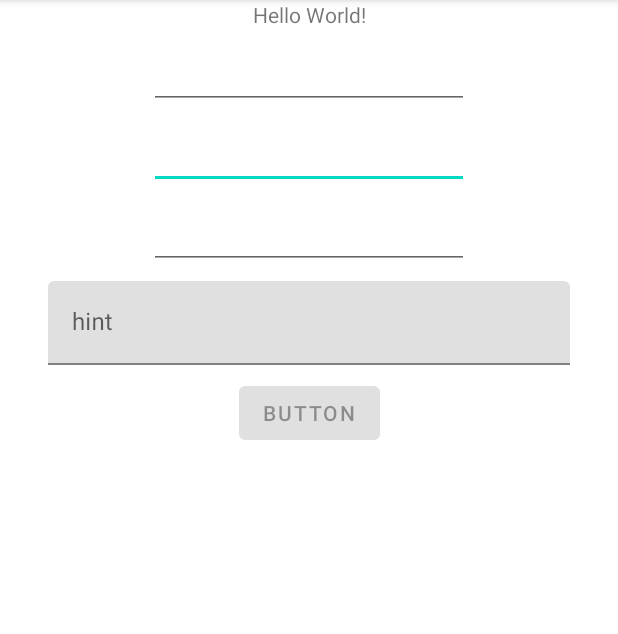
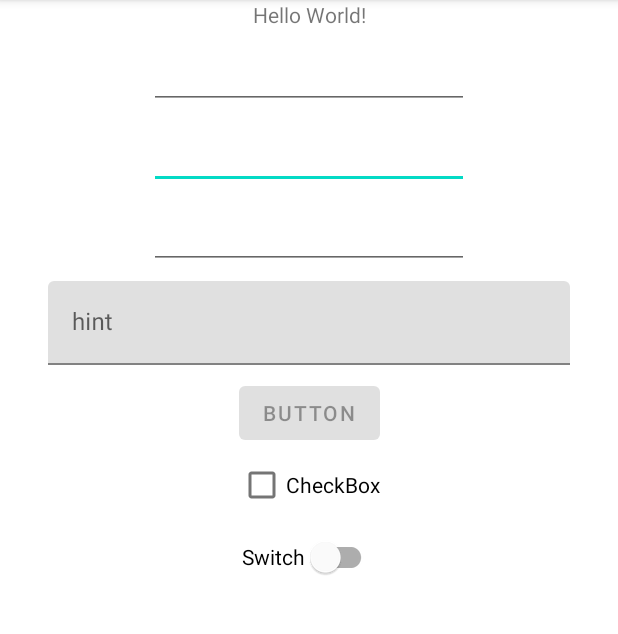
Before and after one commit to yamin8000/A_Glitch_in_the_Data, an Android app: the screen it shows after launch (MainActivity), on a phone screen of 412 x 824 dp, the part 84-718 px from its top. Run offline under Robolectric (Android 15) with nearby library versions, the phone set to English and light mode, and no system bars; libraries missing offline, so code that uses them is left out: com.orhanobut.logger; 1 statement that could not run was skipped.

```diff
--- a/A_Glitch_in_the_Data/build.gradle
+++ b/A_Glitch_in_the_Data/build.gradle
@@ -5,7 +5,7 @@ plugins {
 
 android {
     compileSdkVersion 30
-    buildToolsVersion "30.0.2"
+    buildToolsVersion "30.0.3"
 
     defaultConfig {
         minSdkVersion 16
--- a/A_Glitch_in_the_Data/src/main/java/ir/yamin/glitch/Main.kt
+++ b/A_Glitch_in_the_Data/src/main/java/ir/yamin/glitch/Main.kt
@@ -4,7 +4,7 @@ import ir.yamin.glitch.rules.Rules
 import ir.yamin.glitch.validator.StringValidator
 
 fun main() {
-    val yeah = StringValidator().addWithRule("111", Rules.Digit()).addWithRule("a1aa", Rules.Decimal())
-    println(yeah.isValid())
-    println(yeah.giveMeMyStringValidity())
+    val stringValidator = StringValidator().addWithRule("111", Rules.Digit())
+        .addWithRule("a1aa", Rules.Decimal())
+    println(stringValidator.isValid())
 }
--- a/A_Glitch_in_the_Data/src/main/java/ir/yamin/glitch/form/FormElement.kt
+++ b/A_Glitch_in_the_Data/src/main/java/ir/yamin/glitch/form/FormElement.kt
@@ -5,8 +5,8 @@ import com.google.android.material.textfield.TextInputEditText
 import com.google.android.material.textfield.TextInputLayout
 
 /**
- * a Form element is consist of input field
- * which can be EditText, TextInputEditText, TextInputLayout
+ * a Form element is consist of element itself
+ * which can be EditText, TextInputEditText, TextInputLayout, CheckBox , SwitchCompat, ...
  * and element validity
  */
 class FormElement {
--- a/app/build.gradle
+++ b/app/build.gradle
@@ -5,7 +5,7 @@ plugins {
 
 android {
     compileSdkVersion 30
-    buildToolsVersion "30.0.2"
+    buildToolsVersion "30.0.3"
 
     defaultConfig {
         applicationId "ir.yamin.formvalidatortest"
@@ -46,4 +46,5 @@ dependencies {
     implementation 'androidx.constraintlayout:constraintlayout:2.0.4'
     implementation project(path: ':A_Glitch_in_the_Data')
     implementation 'com.orhanobut:logger:2.2.0'
+    //implementation 'com.github.yamin8000:A_Glitch_in_the_Data:0.0.2'
 }
--- a/app/src/main/java/ir/yamin/formvalidatortest/MainActivity.kt
+++ b/app/src/main/java/ir/yamin/formvalidatortest/MainActivity.kt
@@ -1,9 +1,14 @@
 package ir.yamin.formvalidatortest
 
 import android.os.Bundle
+import android.util.Log
 import android.widget.Button
+import android.widget.CheckBox
 import android.widget.EditText
+import android.widget.Switch
 import androidx.appcompat.app.AppCompatActivity
+import androidx.appcompat.widget.SwitchCompat
+import com.google.android.material.switchmaterial.SwitchMaterial
 import com.google.android.material.textfield.TextInputLayout
 import com.orhanobut.logger.AndroidLogAdapter
 import com.orhanobut.logger.Logger
@@ -24,8 +29,9 @@ class MainActivity : AppCompatActivity() {
         val edittext2 = findViewById<EditText>(R.id.edittext2)
         val edittext3 = findViewById<EditText>(R.id.edittext3)
         val input = findViewById<TextInputLayout>(R.id.inputLayout)
+        val checkbox = findViewById<CheckBox>(R.id.checkBox)
+        val switch = findViewById<SwitchMaterial>(R.id.switch1)
 
-        val form = FormValidator().ignoreWhiteSpace(true)
 
         //        form.add(FormElement(edittext1).error("error1")).add(FormElement(edittext2).error("error2"))
         //            .add(FormElement(edittext3).error("error3")).add(FormElement(input).error("error4"))
@@ -34,6 +40,7 @@ class MainActivity : AppCompatActivity() {
         //                return@Custom true
         //            })
 
+        val form = FormValidator().ignoreWhiteSpace(true)
         form.addWithRule(FormElement(edittext1).error("sss"),
                          Rules.Length.Min(3, "You must enter at least 3 characters"),
                          Rules.AlphaNumeric("Alpha Numeric Only"))
@@ -42,9 +49,13 @@ class MainActivity : AppCompatActivity() {
                          Rules.Digit("You can only enter digits"))
         form.addWithRule(FormElement(edittext3), Rules.NotEmpty("You can not enter empty text"))
 
+        form.addWithRule(FormElement(input), Rules.Custom {
+            val isValid = true
+            //your logic here
+            return@Custom isValid
+        })
 
         form.addSubmitButton(findViewById(R.id.submitButton))
-            .addWithRule(FormElement(edittext2), Rules.NotEmpty())
 
         form.activeCheck()
 
@@ -52,7 +63,14 @@ class MainActivity : AppCompatActivity() {
         button.setOnClickListener {
             Logger.d(form.isValid())
             Logger.d(form.getFormState())
+            val states = form.getFormState()
         }
+
+        //        val element = FormElement(edittext1)
+        //        val form = FormValidator()
+        //        form.add(element).withRule(Rules.Digit())
+        //        Log.d("TAG","${form.isValid()}")
+
     }
 
 }
--- a/app/src/main/res/layout/activity_main.xml
+++ b/app/src/main/res/layout/activity_main.xml
@@ -78,4 +78,22 @@
             android:hint="hint" />
     </com.google.android.material.textfield.TextInputLayout>
 
+    <CheckBox
+        android:id="@+id/checkBox"
+        android:layout_width="wrap_content"
+        android:layout_height="wrap_content"
+        android:text="CheckBox"
+        app:layout_constraintEnd_toEndOf="parent"
+        app:layout_constraintStart_toStartOf="parent"
+        app:layout_constraintTop_toBottomOf="@+id/submitButton" />
+
+    <com.google.android.material.switchmaterial.SwitchMaterial
+        android:id="@+id/switch1"
+        android:layout_width="wrap_content"
+        android:layout_height="wrap_content"
+        android:text="Switch"
+        app:layout_constraintEnd_toEndOf="parent"
+        app:layout_constraintStart_toStartOf="parent"
+        app:layout_constraintTop_toBottomOf="@+id/checkBox" />
+
 </androidx.constraintlayout.widget.ConstraintLayout>
--- a/build.gradle
+++ b/build.gradle
@@ -1,6 +1,6 @@
 // Top-level build file where you can add configuration options common to all sub-projects/modules.
 buildscript {
-    ext.kotlin_version = "1.4.20"
+    ext.kotlin_version = "1.4.21"
     repositories {
         google()
         jcenter()
@@ -18,5 +18,6 @@ allprojects {
     repositories {
         google()
         jcenter()
+        maven { url 'https://jitpack.io' }
     }
 }
```
